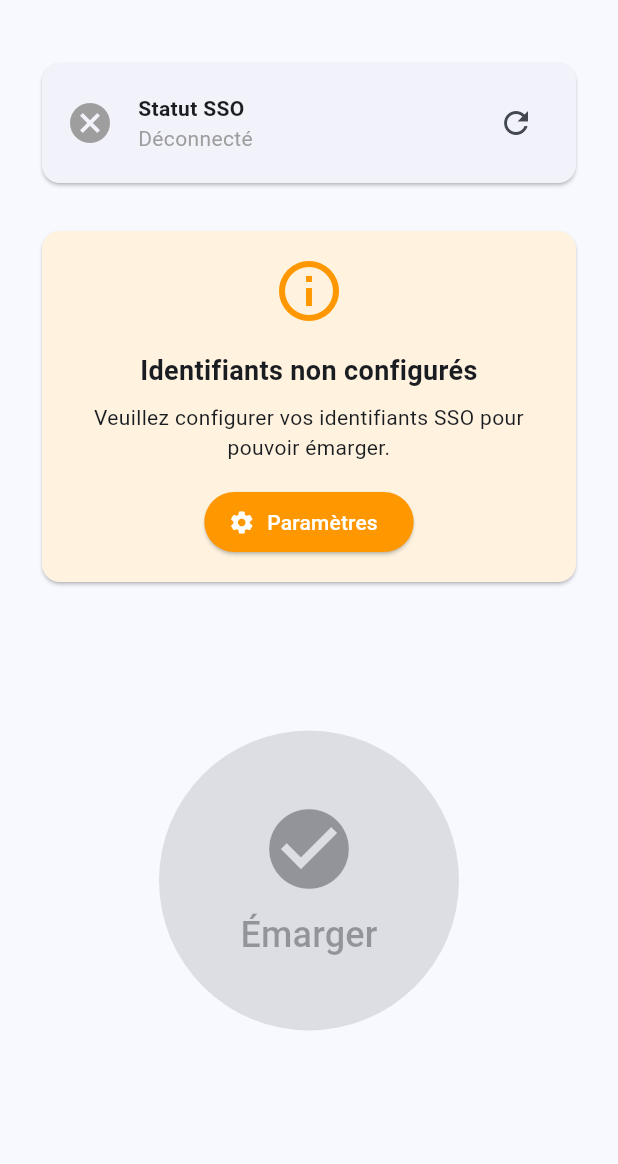
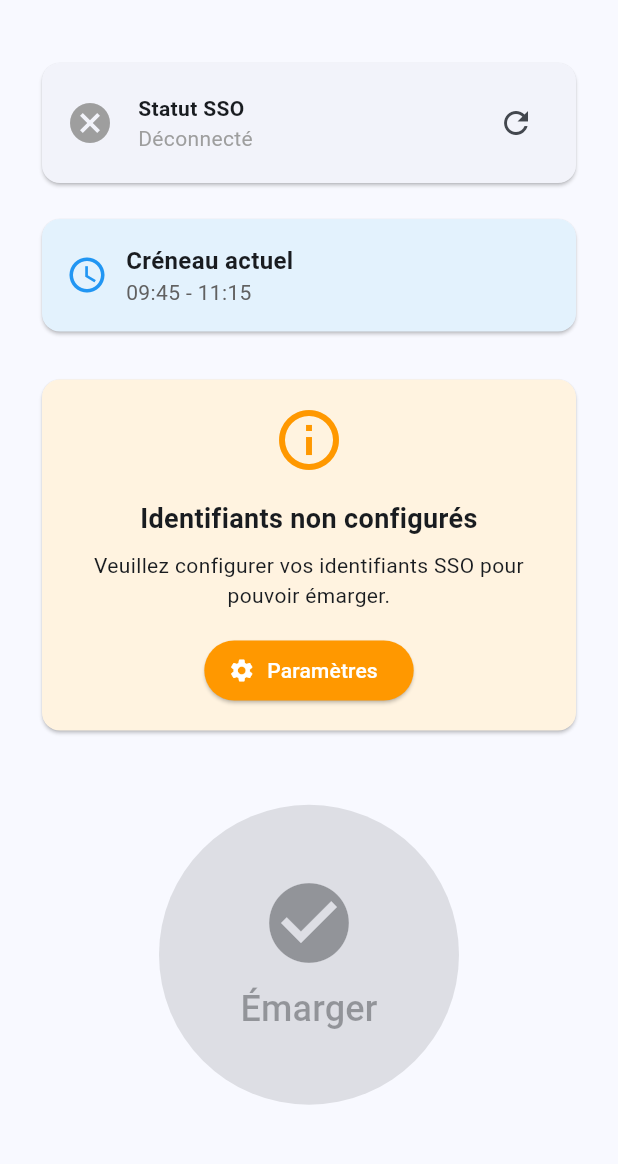
Before and after one commit to crazycat256/Emargator, a Flutter app: the HomeScreen screen opened directly with empty values, on a phone screen of 412 x 824 dp, the part 63-1227 px from its top. Run offline on Flutter 3.47's test engine with Material 3 defaults, Android fonts, the phone set to English and light mode, and no system bars; our stand-ins replace flutter_secure_storage, package_info_plus, shared_preferences; missing offline and left inert: window_manager; accounts and stored records are empty.

Commit message:
Add time slots

```diff
--- a/lib/providers/app_state.dart
+++ b/lib/providers/app_state.dart
@@ -2,6 +2,7 @@ import 'package:flutter/material.dart';
 import '../services/attendance_service.dart';
 import '../services/storage_service.dart';
 import '../services/log_service.dart';
+import '../services/time_slot_service.dart';
 import '../models/attendance_log.dart';
 
 enum SSOStatus {
@@ -153,6 +154,25 @@ class AppState extends ChangeNotifier {
     await loadLogs();
   }
 
+  bool hasSignedInCurrentSlot() {
+    final slotInfo = TimeSlotService.getCurrentSlotInfo();
+    if (!slotInfo.isInSlot || slotInfo.currentSlot == null) {
+      return false;
+    }
+
+    final slot = slotInfo.currentSlot!;
+    final slotStart = slot.getStartTime(DateTime.now());
+    final slotEnd = slot.getEndTime(DateTime.now());
+
+    return _logs.any((log) {
+      final isInTimeRange =
+          log.timestamp.isAfter(slotStart) && log.timestamp.isBefore(slotEnd);
+      final isSuccess =
+          log.result == 'success' || log.result == 'alreadySignedIn';
+      return isInTimeRange && isSuccess;
+    });
+  }
+
   Future<String?> getStudentId() async {
     return await _storageService.getStudentId();
   }
--- a/lib/screens/home_screen.dart
+++ b/lib/screens/home_screen.dart
@@ -2,6 +2,8 @@ import 'package:flutter/material.dart';
 import 'package:provider/provider.dart';
 import '../providers/app_state.dart';
 import '../services/attendance_service.dart';
+import '../services/time_slot_service.dart';
+import 'dart:async';
 
 class HomeScreen extends StatefulWidget {
   final VoidCallback onNavigateToSettings;
@@ -14,11 +16,25 @@ class HomeScreen extends StatefulWidget {
 
 class _HomeScreenState extends State<HomeScreen> {
   bool _hasStoredCredentials = false;
+  Timer? _timer;
+  TimeSlotInfo _slotInfo = TimeSlotService.getCurrentSlotInfo();
 
   @override
   void initState() {
     super.initState();
     _loadCredentialsStatus();
+    // Mettre à jour les infos du créneau toutes les 30 secondes
+    _timer = Timer.periodic(const Duration(seconds: 30), (_) {
+      setState(() {
+        _slotInfo = TimeSlotService.getCurrentSlotInfo();
+      });
+    });
+  }
+
+  @override
+  void dispose() {
+    _timer?.cancel();
+    super.dispose();
   }
 
   Future<void> _loadCredentialsStatus() async {
@@ -45,6 +61,11 @@ class _HomeScreenState extends State<HomeScreen> {
               crossAxisAlignment: CrossAxisAlignment.stretch,
               children: [
                 _SSOStatusCard(status: state.ssoStatus),
+                const SizedBox(height: 16),
+                _TimeSlotCard(
+                  slotInfo: _slotInfo,
+                  hasSignedInCurrentSlot: state.hasSignedInCurrentSlot(),
+                ),
                 const SizedBox(height: 24),
                 if (state.ssoStatus == SSOStatus.disconnected &&
                     !_hasStoredCredentials) ...[
@@ -58,7 +79,8 @@ class _HomeScreenState extends State<HomeScreen> {
                     child: ElevatedButton(
                       onPressed:
                           state.isSigningAttendance ||
-                              state.ssoStatus != SSOStatus.connected
+                              state.ssoStatus != SSOStatus.connected ||
+                              !_slotInfo.isInSlot
                           ? null
                           : () => _signAttendance(context, state),
                       style: ElevatedButton.styleFrom(
@@ -202,3 +224,147 @@ class _SSOStatusCard extends StatelessWidget {
     );
   }
 }
+
+class _TimeSlotCard extends StatelessWidget {
+  final TimeSlotInfo slotInfo;
+  final bool hasSignedInCurrentSlot;
+
+  const _TimeSlotCard({
+    required this.slotInfo,
+    required this.hasSignedInCurrentSlot,
+  });
+
+  @override
+  Widget build(BuildContext context) {
+    Color cardColor;
+    IconData icon;
+    String title;
+    String subtitle;
+
+    if (slotInfo.isInSlot && slotInfo.currentSlot != null) {
+      cardColor = hasSignedInCurrentSlot
+          ? Colors.green.shade50
+          : Colors.blue.shade50;
+      icon = hasSignedInCurrentSlot
+          ? Icons.check_circle_outline
+          : Icons.access_time;
+      title = 'Créneau actuel';
+      subtitle = slotInfo.currentSlot!.getTimeRange();
+    } else {
+      cardColor = Colors.grey.shade100;
+      icon = Icons.schedule;
+      title = 'Hors créneau';
+      if (slotInfo.nextSlot != null && slotInfo.timeUntilNextSlot != null) {
+        subtitle =
+            'Prochain créneau dans ${TimeSlotService.formatDuration(slotInfo.timeUntilNextSlot!)}';
+      } else {
+        subtitle = 'Aucun créneau disponible';
+      }
+    }
+
+    return Card(
+      color: cardColor,
+      child: Padding(
+        padding: const EdgeInsets.all(16),
+        child: Column(
+          crossAxisAlignment: CrossAxisAlignment.start,
+          children: [
+            Row(
+              children: [
+                Icon(
+                  icon,
+                  color: slotInfo.isInSlot
+                      ? (hasSignedInCurrentSlot ? Colors.green : Colors.blue)
+                      : Colors.grey,
+                  size: 28,
+                ),
+                const SizedBox(width: 12),
+                Expanded(
+                  child: Column(
+                    crossAxisAlignment: CrossAxisAlignment.start,
+                    children: [
+                      Text(
+                        title,
+                        style: const TextStyle(
+                          fontWeight: FontWeight.bold,
+                          fontSize: 16,
+                        ),
+                      ),
+                      Text(
+                        subtitle,
+                        style: TextStyle(
+                          color: Colors.grey.shade700,
+                          fontSize: 14,
+                        ),
+                      ),
+                    ],
+                  ),
+                ),
+              ],
+            ),
+            if (slotInfo.isInSlot && hasSignedInCurrentSlot) ...[
+              const SizedBox(height: 8),
+              Container(
+                padding: const EdgeInsets.symmetric(
+                  horizontal: 12,
+                  vertical: 6,
+                ),
+                decoration: BoxDecoration(
+                  color: Colors.green.shade100,
+                  borderRadius: BorderRadius.circular(12),
+                ),
+                child: Row(
+                  mainAxisSize: MainAxisSize.min,
+                  children: [
+                    Icon(
+                      Icons.check_circle,
+                      size: 16,
+                      color: Colors.green.shade700,
+                    ),
+                    const SizedBox(width: 6),
+                    Text(
+                      'Déjà émargé pour ce créneau',
+                      style: TextStyle(
+                        color: Colors.green.shade700,
+                        fontSize: 12,
+                        fontWeight: FontWeight.w500,
+                      ),
+                    ),
+                  ],
+                ),
+              ),
+            ],
+            if (!slotInfo.isInSlot) ...[
+              const SizedBox(height: 8),
+              Container(
+                padding: const EdgeInsets.symmetric(
+                  horizontal: 12,
+                  vertical: 6,
+                ),
+                decoration: BoxDecoration(
+                  color: Colors.orange.shade100,
+                  borderRadius: BorderRadius.circular(12),
+                ),
+                child: Row(
+                  mainAxisSize: MainAxisSize.min,
+                  children: [
+                    Icon(Icons.block, size: 16, color: Colors.orange.shade700),
+                    const SizedBox(width: 6),
+                    Text(
+                      'Émargement désactivé hors créneau',
+                      style: TextStyle(
+                        color: Colors.orange.shade700,
+                        fontSize: 12,
+                        fontWeight: FontWeight.w500,
+                      ),
+                    ),
+                  ],
+                ),
+              ),
+            ],
+          ],
+        ),
+      ),
+    );
+  }
+}
--- a/lib/screens/settings_screen.dart
+++ b/lib/screens/settings_screen.dart
@@ -129,10 +129,10 @@ class _SettingsScreenState extends State<SettingsScreen> {
               TextFormField(
                 controller: _studentIdController,
                 decoration: const InputDecoration(
-                  labelText: 'Identifiant étudiant',
+                  labelText: 'Numéro d\'étudiant',
                   border: OutlineInputBorder(),
                   prefixIcon: Icon(Icons.person),
-                  helperText: 'Votre numéro d\'étudiant',
+                  helperText: 'Votre numéro d\'étudiant (ex: e1234567)',
                 ),
                 validator: (value) =>
                     value?.isEmpty ?? true ? 'Champ requis' : null,
--- /dev/null
+++ b/lib/services/time_slot_service.dart
@@ -0,0 +1,125 @@
+class TimeSlot {
+  final int startHour;
+  final int startMinute;
+  final int endHour;
+  final int endMinute;
+
+  const TimeSlot({
+    required this.startHour,
+    required this.startMinute,
+    required this.endHour,
+    required this.endMinute,
+  });
+
+  DateTime getStartTime(DateTime date) {
+    return DateTime(date.year, date.month, date.day, startHour, startMinute);
+  }
+
+  DateTime getEndTime(DateTime date) {
+    return DateTime(date.year, date.month, date.day, endHour, endMinute);
+  }
+
+  bool contains(DateTime time) {
+    final start = getStartTime(time);
+    final end = getEndTime(time);
+    return time.isAfter(start) && time.isBefore(end) ||
+        time.isAtSameMomentAs(start) ||
+        time.isAtSameMomentAs(end);
+  }
+
+  String getTimeRange() {
+    return '${_formatTime(startHour, startMinute)} - ${_formatTime(endHour, endMinute)}';
+  }
+
+  String _formatTime(int hour, int minute) {
+    return '${hour.toString().padLeft(2, '0')}:${minute.toString().padLeft(2, '0')}';
+  }
+}
+
+class TimeSlotInfo {
+  final bool isInSlot;
+  final TimeSlot? currentSlot;
+  final TimeSlot? nextSlot;
+  final Duration? timeUntilNextSlot;
+
+  const TimeSlotInfo({
+    required this.isInSlot,
+    this.currentSlot,
+    this.nextSlot,
+    this.timeUntilNextSlot,
+  });
+}
+
+class TimeSlotService {
+  static const List<TimeSlot> _slots = [
+    TimeSlot(startHour: 8, startMinute: 0, endHour: 9, endMinute: 30),
+    TimeSlot(startHour: 9, startMinute: 45, endHour: 11, endMinute: 15),
+    TimeSlot(startHour: 11, startMinute: 30, endHour: 13, endMinute: 0),
+    TimeSlot(startHour: 14, startMinute: 45, endHour: 16, endMinute: 15),
+    TimeSlot(startHour: 16, startMinute: 30, endHour: 18, endMinute: 0),
+    TimeSlot(startHour: 18, startMinute: 15, endHour: 19, endMinute: 45),
+  ];
+
+  static TimeSlotInfo getCurrentSlotInfo([DateTime? now]) {
+    now ??= DateTime.now();
+
+    if (now.weekday == DateTime.saturday || now.weekday == DateTime.sunday) {
+      return const TimeSlotInfo(isInSlot: false);
+    }
+
+    for (final slot in _slots) {
+      if (slot.contains(now)) {
+        return TimeSlotInfo(isInSlot: true, currentSlot: slot);
+      }
+    }
+
+    TimeSlot? nextSlot;
+    Duration? timeUntilNext;
+
+    for (final slot in _slots) {
+      final startTime = slot.getStartTime(now);
+      if (now.isBefore(startTime)) {
+        nextSlot = slot;
+        timeUntilNext = startTime.difference(now);
+        break;
+      }
+    }
+
+    if (nextSlot == null) {
+      DateTime nextDay = now.add(const Duration(days: 1));
+      while (nextDay.weekday == DateTime.saturday ||
+          nextDay.weekday == DateTime.sunday) {
+        nextDay = nextDay.add(const Duration(days: 1));
+      }
+      nextSlot = _slots.first;
+      timeUntilNext = nextSlot.getStartTime(nextDay).difference(now);
+    }
+
+    return TimeSlotInfo(
+      isInSlot: false,
+      nextSlot: nextSlot,
+      timeUntilNextSlot: timeUntilNext,
+    );
+  }
+
+  static String formatDuration(Duration duration) {
+    final hours = duration.inHours;
+    final minutes = duration.inMinutes.remainder(60);
+
+    if (hours > 24) {
+      final days = hours ~/ 24;
+      final remainingHours = hours.remainder(24);
+      if (remainingHours == 0) {
+        return '$days jour${days > 1 ? 's' : ''}';
+      }
+      return '$days jour${days > 1 ? 's' : ''} et $remainingHours h';
+    } else if (hours > 0) {
+      if (minutes == 0) {
+        return '$hours h';
+      }
+      return '$hours h ${minutes.toString().padLeft(2, '0')} min';
+    } else {
+      return '$minutes min';
+    }
+  }
+}
```
